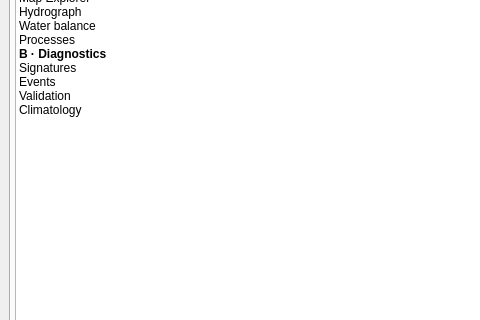
Above: src/mhm_qgis/qt/ui/forms/mhm_qgis_main.ui from mhm-ufz/mHM-QGIS before the change; both pictures show x 0 to 480 and y 102 to 422 of the 816 by 917 pixel window. Below: the same form after it.
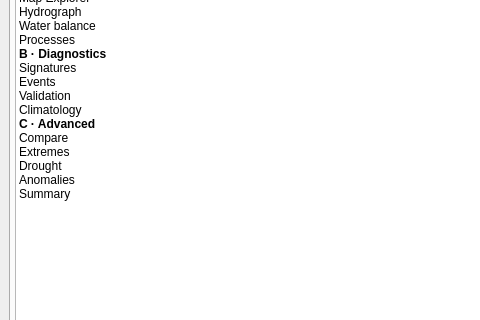
That is the form after the change. The open tabs and pages were chosen to show the change. Icons and pictures are not drawn. Custom widgets are drawn as their Qt base class.

Commit message:
Add compare, extremes, drought, anomaly and summary views
A "C · Advanced" navigation group with one layout per view, the bankfull map
(mhm-tools worker job), Why here from the map's right-click menu, and the task
coordinator fix for falsy and DataFrame results.

```diff
--- a/src/mhm_qgis/qt/ui/forms/mhm_qgis_main.ui
+++ b/src/mhm_qgis/qt/ui/forms/mhm_qgis_main.ui
@@ -3038,6 +3038,44 @@
               <string>Climatology</string>
              </property>
             </item>
+            <item>
+             <property name="text">
+              <string>C · Advanced</string>
+             </property>
+             <property name="font">
+              <font>
+               <bold>true</bold>
+              </font>
+             </property>
+             <property name="flags">
+              <set>ItemIsEnabled</set>
+             </property>
+            </item>
+            <item>
+             <property name="text">
+              <string>Compare</string>
+             </property>
+            </item>
+            <item>
+             <property name="text">
+              <string>Extremes</string>
+             </property>
+            </item>
+            <item>
+             <property name="text">
+              <string>Drought</string>
+             </property>
+            </item>
+            <item>
+             <property name="text">
+              <string>Anomalies</string>
+             </property>
+            </item>
+            <item>
+             <property name="text">
+              <string>Summary</string>
+             </property>
+            </item>
            </widget>
          </item>
          <item>
```
The commit also changes 20 other files.
